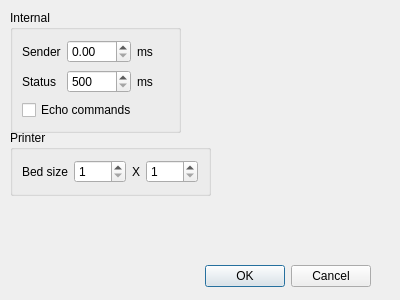
First picture: the form in settingswindow.ui, repository NeoTheFox/RepRaptor, before the edit.
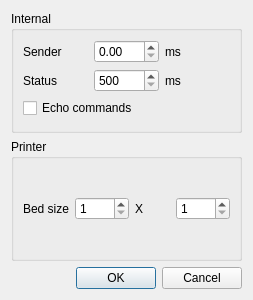
Second picture: the form after the edit.

```diff
--- a/settingswindow.ui
+++ b/settingswindow.ui
@@ -6,38 +6,16 @@
    <rect>
     <x>0</x>
     <y>0</y>
-    <width>400</width>
+    <width>253</width>
     <height>300</height>
    </rect>
   </property>
   <property name="windowTitle">
    <string>Settings</string>
   </property>
-  <widget class="QDialogButtonBox" name="buttonBox">
-   <property name="geometry">
-    <rect>
-     <x>30</x>
-     <y>260</y>
-     <width>341</width>
-     <height>32</height>
-    </rect>
-   </property>
-   <property name="orientation">
-    <enum>Qt::Horizontal</enum>
-   </property>
-   <property name="standardButtons">
-    <set>QDialogButtonBox::Cancel|QDialogButtonBox::Ok</set>
-   </property>
-  </widget>
+  <layout class="QGridLayout" name="gridLayout_3">
+   <item row="0" column="0">
   <widget class="QGroupBox" name="internalGroup">
-   <property name="geometry">
-    <rect>
-     <x>10</x>
-     <y>10</y>
-     <width>171</width>
-     <height>123</height>
-    </rect>
-   </property>
    <property name="title">
     <string>Internal</string>
    </property>
@@ -117,15 +95,9 @@
     </item>
    </layout>
   </widget>
+   </item>
+   <item row="1" column="0">
   <widget class="QGroupBox" name="groupBox">
-   <property name="geometry">
-    <rect>
-     <x>10</x>
-     <y>130</y>
-     <width>201</width>
-     <height>66</height>
-    </rect>
-   </property>
    <property name="title">
     <string>Printer</string>
    </property>
@@ -166,6 +138,18 @@
     </item>
    </layout>
   </widget>
+   </item>
+   <item row="2" column="0">
+    <widget class="QDialogButtonBox" name="buttonBox">
+     <property name="orientation">
+      <enum>Qt::Horizontal</enum>
+     </property>
+     <property name="standardButtons">
+      <set>QDialogButtonBox::Cancel|QDialogButtonBox::Ok</set>
+     </property>
+    </widget>
+   </item>
+  </layout>
  </widget>
  <resources/>
  <connections>
```
Lines whose indentation alone changed are shown as unchanged.
